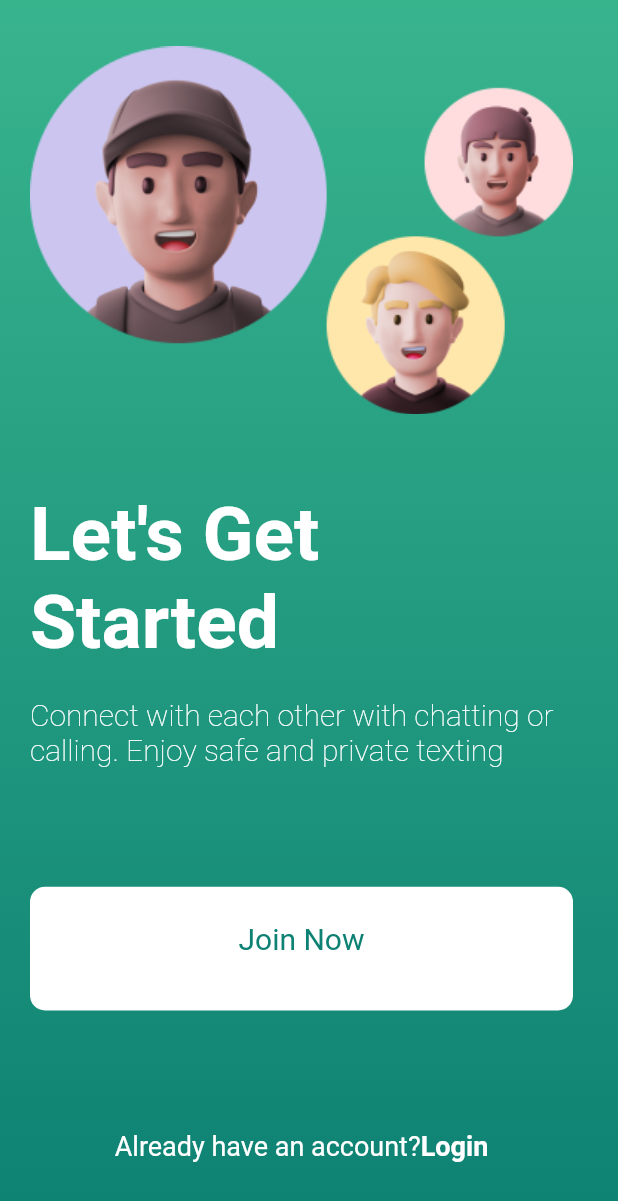
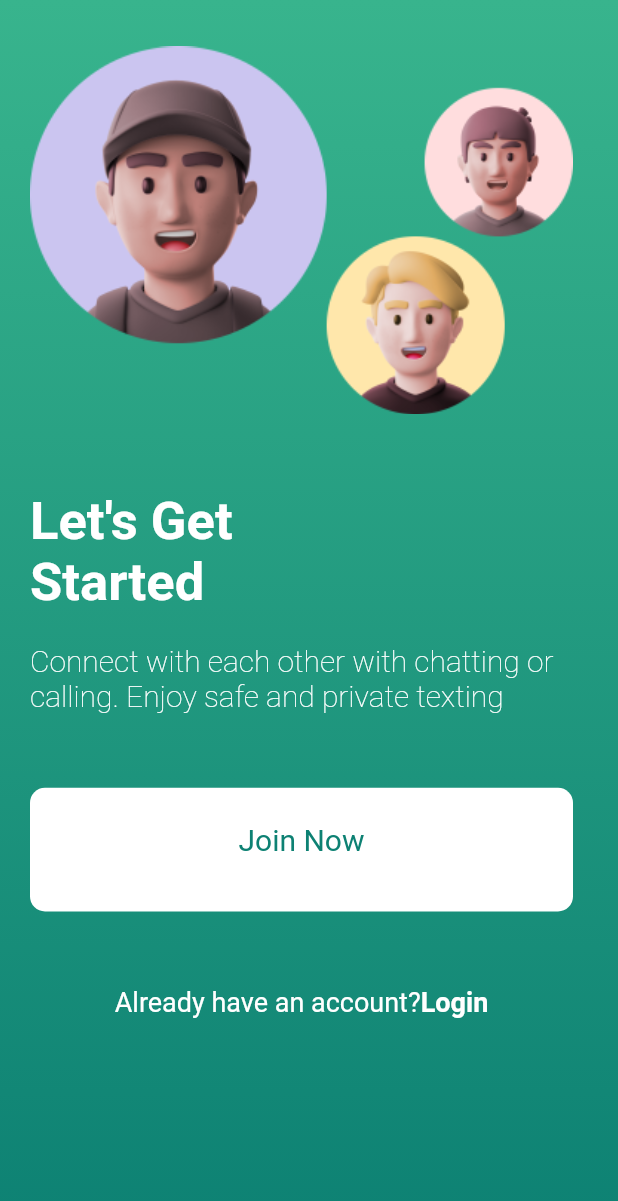
Before and after one commit to PallFebrian/tokopedia, a Flutter app: the screen it shows after launch, on a phone screen of 412 x 824 dp. Shown: the top 1201 px of the screen. Run offline on Flutter 3.47's test engine with Material 2 defaults, Android fonts, the phone set to English and light mode, and no system bars; our stand-ins replace get.

```diff
--- a/lib/app/modules/Splashscreen/views/splashscreen_view.dart
+++ b/lib/app/modules/Splashscreen/views/splashscreen_view.dart
@@ -20,6 +20,7 @@ class SplashscreenView extends GetView<SplashscreenController> {
                 end: Alignment.bottomCenter,
                 colors: [bgLogin, bgLogin2])),
         child: Column(
+          crossAxisAlignment: CrossAxisAlignment.start,
           children: [
             Container(
               width: lebar,
@@ -32,17 +33,17 @@ class SplashscreenView extends GetView<SplashscreenController> {
             ),
             Container(
               margin: EdgeInsets.only(bottom: 20),
-              width: lebar,
+              width: lebar *0.4,
               child: Text(
                 "Let's Get Started",
                 style: TextStyle(
-                    fontSize: 50,
+                    fontSize: 35,
                     color: Colors.white,
                     fontWeight: FontWeight.bold),
               ),
             ),
             Container(
-              margin: EdgeInsets.only(bottom: 80),
+              margin: EdgeInsets.only(bottom: 50),
               // width: lebar * 0.8,
               child: Text(
                 "Connect with each other with chatting or calling. Enjoy safe and private texting",
@@ -54,7 +55,7 @@ class SplashscreenView extends GetView<SplashscreenController> {
               ),
             ),
             Container(
-                margin: EdgeInsets.only(bottom: 80),
+                margin: EdgeInsets.only(bottom: 50),
                 width: lebar,
                 height: tinggi * 0.1,
                 decoration: BoxDecoration(
```
